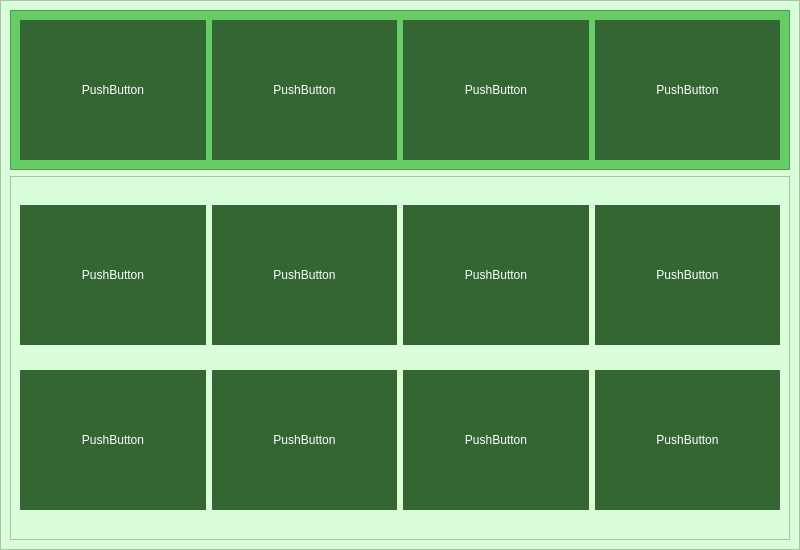
Qt form content/podcasts/pagepodcasts.ui (Sovhan/8INF957_ProjetSAVR) before a commit.
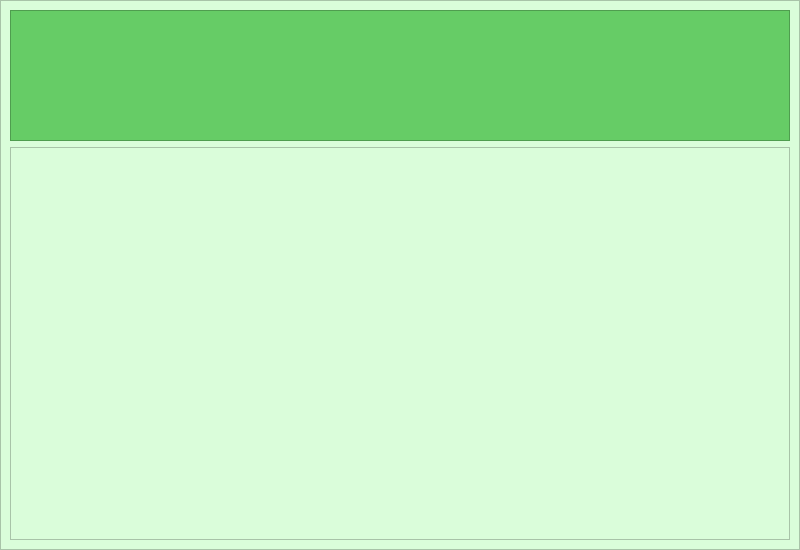
The same form after that commit.

What changed in the file:
```diff
--- a/content/podcasts/pagepodcasts.ui
+++ b/content/podcasts/pagepodcasts.ui
@@ -69,84 +69,7 @@
       <property name="frameShadow">
        <enum>QFrame::Raised</enum>
       </property>
-      <layout class="QGridLayout" name="gridLayoutNews">
-       <item row="0" column="0">
-        <widget class="QPushButton" name="pushButton">
-         <property name="minimumSize">
-          <size>
-           <width>140</width>
-           <height>140</height>
-          </size>
-         </property>
-         <property name="styleSheet">
-          <string notr="true">background-color: #336633; border : none;</string>
-         </property>
-         <property name="text">
-          <string>PushButton</string>
-         </property>
-         <property name="flat">
-          <bool>false</bool>
-         </property>
-        </widget>
-       </item>
-       <item row="0" column="1">
-        <widget class="QPushButton" name="pushButton_2">
-         <property name="minimumSize">
-          <size>
-           <width>140</width>
-           <height>140</height>
-          </size>
-         </property>
-         <property name="styleSheet">
-          <string notr="true">background-color: #336633; border : none;</string>
-         </property>
-         <property name="text">
-          <string>PushButton</string>
-         </property>
-         <property name="flat">
-          <bool>false</bool>
-         </property>
-        </widget>
-       </item>
-       <item row="0" column="2">
-        <widget class="QPushButton" name="pushButton_3">
-         <property name="minimumSize">
-          <size>
-           <width>140</width>
-           <height>140</height>
-          </size>
-         </property>
-         <property name="styleSheet">
-          <string notr="true">background-color: #336633; border : none;</string>
-         </property>
-         <property name="text">
-          <string>PushButton</string>
-         </property>
-         <property name="flat">
-          <bool>false</bool>
-         </property>
-        </widget>
-       </item>
-       <item row="0" column="3">
-        <widget class="QPushButton" name="pushButton_4">
-         <property name="minimumSize">
-          <size>
-           <width>140</width>
-           <height>140</height>
-          </size>
-         </property>
-         <property name="styleSheet">
-          <string notr="true">background-color: #336633; border : none;</string>
-         </property>
-         <property name="text">
-          <string>PushButton</string>
-         </property>
-         <property name="flat">
-          <bool>false</bool>
-         </property>
-        </widget>
-       </item>
-      </layout>
+      <layout class="QGridLayout" name="gridLayoutNews"/>
      </widget>
     </item>
     <item>
@@ -157,160 +80,7 @@
       <property name="frameShadow">
        <enum>QFrame::Raised</enum>
       </property>
-      <layout class="QGridLayout" name="gridLayoutOthers">
-       <item row="0" column="2">
-        <widget class="QPushButton" name="pushButton_7">
-         <property name="minimumSize">
-          <size>
-           <width>140</width>
-           <height>140</height>
-          </size>
-         </property>
-         <property name="styleSheet">
-          <string notr="true">background-color: #336633; border : none;</string>
-         </property>
-         <property name="text">
-          <string>PushButton</string>
-         </property>
-         <property name="flat">
-          <bool>false</bool>
-         </property>
-        </widget>
-       </item>
-       <item row="0" column="3">
-        <widget class="QPushButton" name="pushButton_8">
-         <property name="minimumSize">
-          <size>
-           <width>140</width>
-           <height>140</height>
-          </size>
-         </property>
-         <property name="styleSheet">
-          <string notr="true">background-color: #336633; border : none;</string>
-         </property>
-         <property name="text">
-          <string>PushButton</string>
-         </property>
-         <property name="flat">
-          <bool>false</bool>
-         </property>
-        </widget>
-       </item>
-       <item row="0" column="1">
-        <widget class="QPushButton" name="pushButton_6">
-         <property name="minimumSize">
-          <size>
-           <width>140</width>
-           <height>140</height>
-          </size>
-         </property>
-         <property name="styleSheet">
-          <string notr="true">background-color: #336633; border : none;</string>
-         </property>
-         <property name="text">
-          <string>PushButton</string>
-         </property>
-         <property name="flat">
-          <bool>false</bool>
-         </property>
-        </widget>
-       </item>
-       <item row="0" column="0">
-        <widget class="QPushButton" name="pushButton_5">
-         <property name="minimumSize">
-          <size>
-           <width>140</width>
-           <height>140</height>
-          </size>
-         </property>
-         <property name="styleSheet">
-          <string notr="true">background-color: #336633; border : none;</string>
-         </property>
-         <property name="text">
-          <string>PushButton</string>
-         </property>
-         <property name="flat">
-          <bool>false</bool>
-         </property>
-        </widget>
-       </item>
-       <item row="1" column="1">
-        <widget class="QPushButton" name="pushButton_9">
-         <property name="minimumSize">
-          <size>
-           <width>140</width>
-           <height>140</height>
-          </size>
-         </property>
-         <property name="styleSheet">
-          <string notr="true">background-color: #336633; border : none;</string>
-         </property>
-         <property name="text">
-          <string>PushButton</string>
-         </property>
-         <property name="flat">
-          <bool>false</bool>
-         </property>
-        </widget>
-       </item>
-       <item row="1" column="0">
-        <widget class="QPushButton" name="pushButton_10">
-         <property name="minimumSize">
-          <size>
-           <width>140</width>
-           <height>140</height>
-          </size>
-         </property>
-         <property name="styleSheet">
-          <string notr="true">background-color: #336633; border : none;</string>
-         </property>
-         <property name="text">
-          <string>PushButton</string>
-         </property>
-         <property name="flat">
-          <bool>false</bool>
-         </property>
-        </widget>
-       </item>
-       <item row="1" column="2">
-        <widget class="QPushButton" name="pushButton_11">
-         <property name="minimumSize">
-          <size>
-           <width>140</width>
-           <height>140</height>
-          </size>
-         </property>
-         <property name="styleSheet">
-          <string notr="true">background-color: #336633; border : none;</string>
-         </property>
-         <property name="text">
-          <string>PushButton</string>
-         </property>
-         <property name="flat">
-          <bool>false</bool>
-         </property>
-        </widget>
-       </item>
-       <item row="1" column="3">
-        <widget class="QPushButton" name="pushButton_12">
-         <property name="minimumSize">
-          <size>
-           <width>140</width>
-           <height>140</height>
-          </size>
-         </property>
-         <property name="styleSheet">
-          <string notr="true">background-color: #336633; border : none;</string>
-         </property>
-         <property name="text">
-          <string>PushButton</string>
-         </property>
-         <property name="flat">
-          <bool>false</bool>
-         </property>
-        </widget>
-       </item>
-      </layout>
+      <layout class="QGridLayout" name="gridLayoutOthers"/>
      </widget>
     </item>
    </layout>
```
